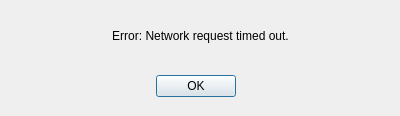
Before: the Qt Designer form networkerrordialog.ui in JamesMakela/qt-oildb-client, drawn with Qt 5.
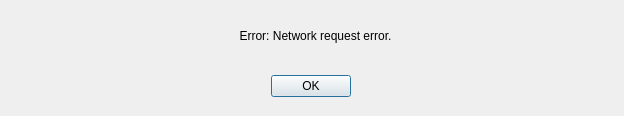
After: the same form once the commit is applied.

Commit message: More explicit network error message

```diff
--- a/networkerrordialog.ui
+++ b/networkerrordialog.ui
@@ -6,7 +6,7 @@
    <rect>
     <x>0</x>
     <y>0</y>
-    <width>400</width>
+    <width>624</width>
     <height>116</height>
    </rect>
   </property>
@@ -21,7 +21,7 @@
     <rect>
      <x>10</x>
      <y>70</y>
-     <width>371</width>
+     <width>601</width>
      <height>32</height>
     </rect>
    </property>
@@ -40,16 +40,19 @@
     <rect>
      <x>20</x>
      <y>10</y>
-     <width>361</width>
+     <width>591</width>
      <height>51</height>
     </rect>
    </property>
    <property name="text">
-    <string>Error: Network request timed out.</string>
+    <string>Error: Network request error.</string>
    </property>
    <property name="alignment">
     <set>Qt::AlignCenter</set>
    </property>
+   <property name="wordWrap">
+    <bool>true</bool>
+   </property>
   </widget>
  </widget>
  <resources/>
```
The commit also changes 3 other files.
